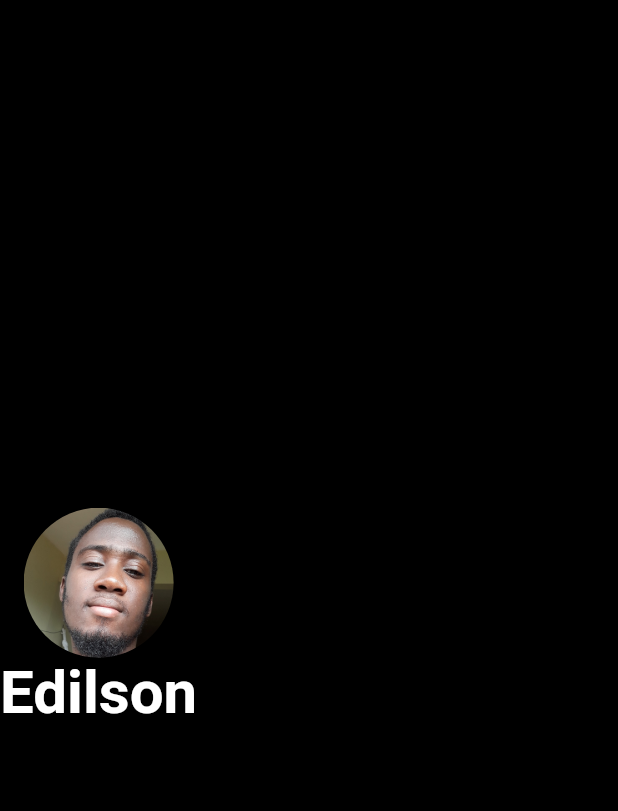
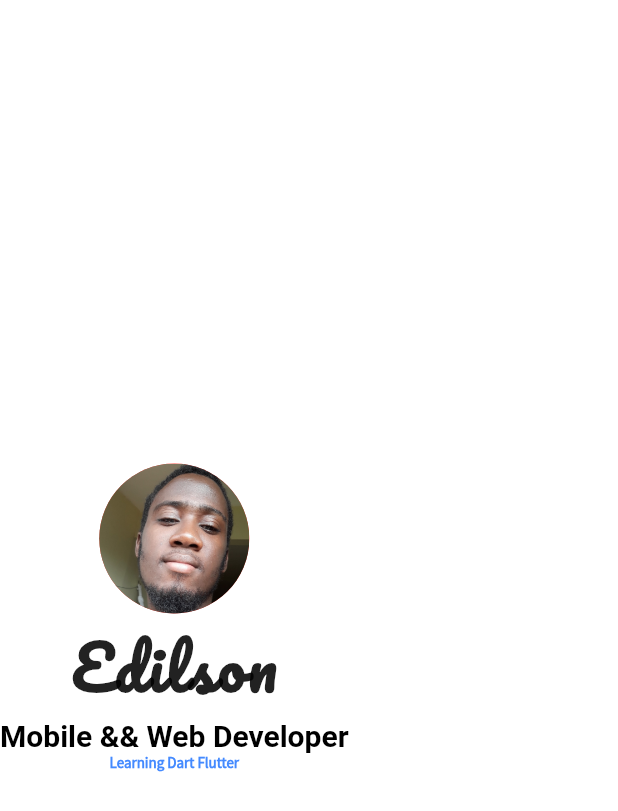
Before and after one commit to edilson14/mi_card_flutter, a Flutter app: the screen it shows after launch, on a phone screen of 412 x 824 dp. Shown: the top 811 px of the screen. Run offline on Flutter 3.47's test engine with Material 2 defaults, Android fonts, the phone set to English and light mode, and no system bars; Roboto replaces fonts that are missing (SourceSansPro).

Commit message:
add and customize external fonts

```diff
--- a/lib/main.dart
+++ b/lib/main.dart
@@ -10,22 +10,43 @@ class MiCard extends StatelessWidget {
     return MaterialApp(
       debugShowCheckedModeBanner: false,
       home: Scaffold(
-        backgroundColor: Colors.black,
+        backgroundColor: Colors.white,
         body: SafeArea(
             child: Column(
           mainAxisAlignment: MainAxisAlignment.center,
           children: <Widget>[
             CircleAvatar(
               radius: 50.0,
-              backgroundColor: Colors.black,
+              backgroundColor: Colors.red,
               backgroundImage: AssetImage('images/profile.jpeg'),
             ),
             Text(
               'Edilson',
               style: TextStyle(
-                  color: Colors.white,
-                  fontSize: 40.0,
-                  fontWeight: FontWeight.bold),
+                color: Colors.black87,
+                fontSize: 40.0,
+                fontWeight: FontWeight.bold,
+                fontFamily: 'Pacifico',
+                letterSpacing: 2.0,
+              ),
+            ),
+            Text(
+              'Mobile && Web Developer',
+              style: TextStyle(
+                color: Colors.black,
+                fontFamily: 'SourceSansPro',
+                fontSize: 20.0,
+                fontWeight: FontWeight.bold,
+              ),
+            ),
+            Text(
+              'Learning Dart Flutter',
+              style: TextStyle(
+                color: Colors.blueAccent,
+                fontFamily: 'Source Sans Pro',
+                fontSize: 10.0,
+                fontWeight: FontWeight.bold,
+              ),
             ),
           ],
         )),
```
Also changed, not shown: pubspec.yaml (+9 -0 lines), fonts/Pacifico-Regular.ttf (added), fonts/SourceSansPro-Regular.ttf (added), 1 other file.
